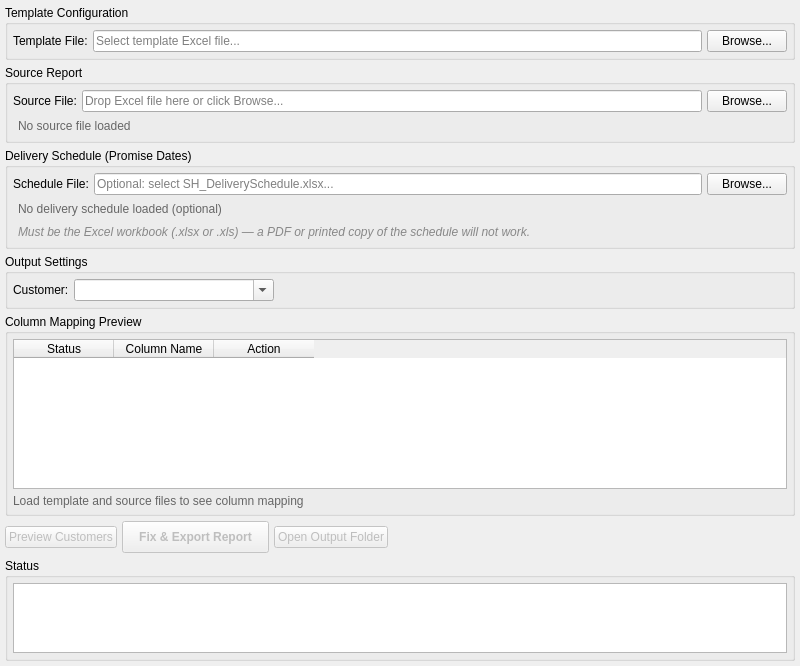
i-machine-things-org/jobdocs-report-fixer, file ui/reporting_tab.ui: the form before one commit.
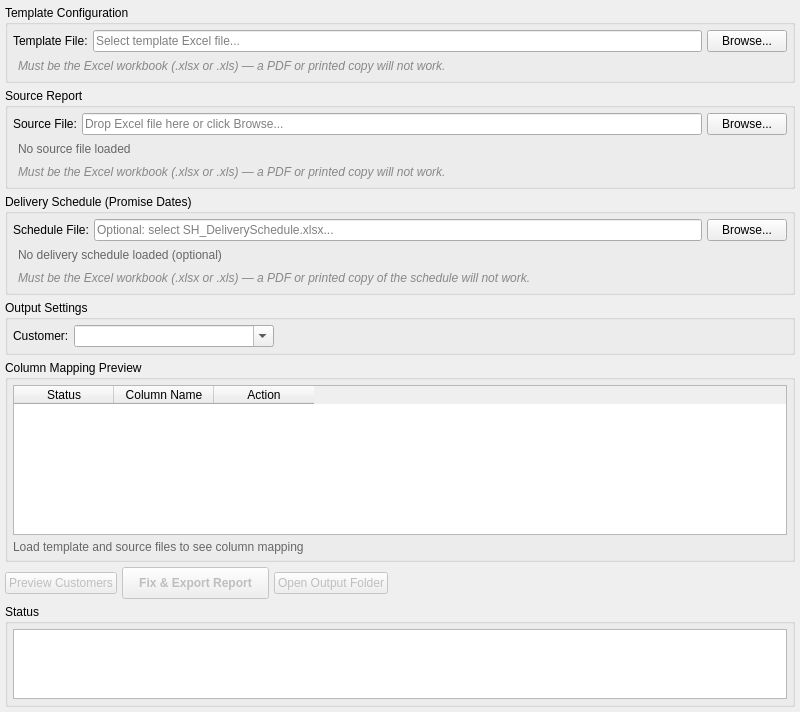
The form after the commit.

Commit message:
fix: extend Excel-file validation to template and source report pickers
Same gap as the delivery schedule fix: browse_template/browse_source
also let a user pick a non-Excel file via the file dialog's "All
Files" option, and pd.read_excel would fail with a cryptic low-level
error instead of a clear one.

Added the same suffix check to _load_template/_load_source and a
matching hint label under each file picker in the UI.

What changed in the file:
```diff
--- a/ui/reporting_tab.ui
+++ b/ui/reporting_tab.ui
@@ -37,7 +37,7 @@
      <property name="title">
       <string>Template Configuration</string>
      </property>
-     <layout class="QHBoxLayout" name="templateLayout">
+     <layout class="QVBoxLayout" name="templateLayout">
       <property name="spacing">
        <number>5</number>
       </property>
@@ -53,6 +53,8 @@
       <property name="bottomMargin">
        <number>5</number>
       </property>
+      <item>
+       <layout class="QHBoxLayout" name="templateFileLayout">
       <item>
        <widget class="QLabel" name="templateLabel">
         <property name="text">
@@ -84,6 +86,18 @@
        </widget>
       </item>
      </layout>
+      </item>
+      <item>
+       <widget class="QLabel" name="templateHintLabel">
+        <property name="text">
+         <string>Must be the Excel workbook (.xlsx or .xls) — a PDF or printed copy will not work.</string>
+        </property>
+        <property name="styleSheet">
+         <string notr="true">color: #888; padding: 2px; font-style: italic;</string>
+        </property>
+       </widget>
+      </item>
+     </layout>
     </widget>
    </item>
    <item>
@@ -151,6 +165,16 @@
         </property>
        </widget>
       </item>
+      <item>
+       <widget class="QLabel" name="sourceHintLabel">
+        <property name="text">
+         <string>Must be the Excel workbook (.xlsx or .xls) — a PDF or printed copy will not work.</string>
+        </property>
+        <property name="styleSheet">
+         <string notr="true">color: #888; padding: 2px; font-style: italic;</string>
+        </property>
+       </widget>
+      </item>
      </layout>
     </widget>
    </item>
```
Lines whose indentation alone changed are shown as unchanged. The commit also changes 1 other file.
